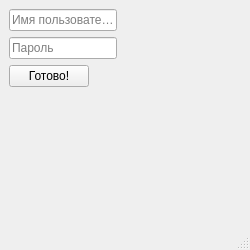
Old version of the form create_user.ui in the repository GsDrus39/project2.
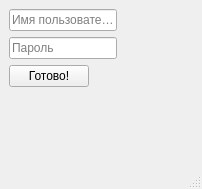
New version of the form.

The edit to the form file:
```diff
--- a/create_user.ui
+++ b/create_user.ui
@@ -6,8 +6,8 @@
    <rect>
     <x>0</x>
     <y>0</y>
-    <width>250</width>
-    <height>250</height>
+    <width>202</width>
+    <height>189</height>
    </rect>
   </property>
   <property name="windowTitle">
```
Left out of the diff: 9 changed lines with no effect on the pictures.
